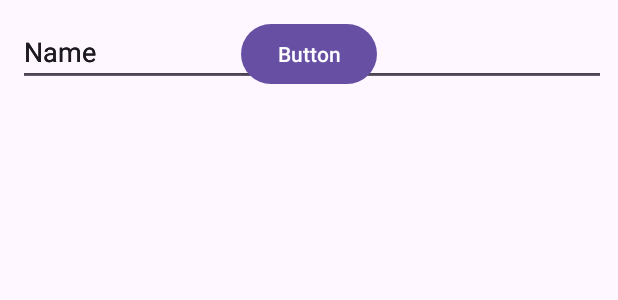
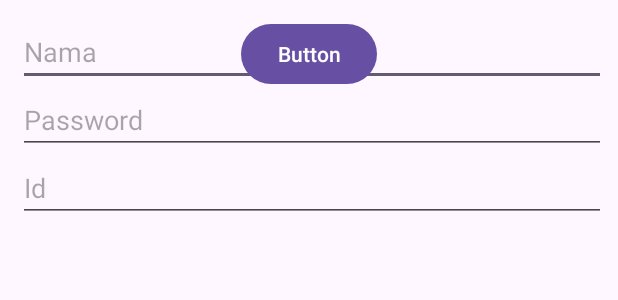
Before and after one commit to HanifBocil12/repo2-coba-cadangan, an Android app: the layout passing_data_between.xml on its own in the app's theme, with its tools: preview values and no code run, on a phone screen of 412 x 824 dp. Shown: the top 300 px of the screen. Run offline under Robolectric (Android 15) with nearby library versions, the phone set to English and light mode, and no system bars.

Commit message:
17/10/2024 10:28

```diff
--- a/app/src/main/java/com/example/repo2/MainActivity.kt
+++ b/app/src/main/java/com/example/repo2/MainActivity.kt
@@ -8,25 +8,33 @@ import androidx.appcompat.app.AppCompatActivity
 import androidx.core.view.ViewCompat
 import androidx.core.view.WindowInsetsCompat
 
-
 class MainActivity : AppCompatActivity() {
     override fun onCreate(savedInstanceState: Bundle?) {
         super.onCreate(savedInstanceState)
         enableEdgeToEdge()
-        setContentView(R.layout.activity_main)
-        ViewCompat.setOnApplyWindowInsetsListener(findViewById(R.id.main)) { v, insets ->
+        setContentView(R.layout.passing_data_between)
+        ViewCompat.setOnApplyWindowInsetsListener(findViewById(R.id.main3)) { v, insets ->
             val systemBars = insets.getInsets(WindowInsetsCompat.Type.systemBars())
             v.setPadding(systemBars.left, systemBars.top, systemBars.right, systemBars.bottom)
             insets
         }
-        var button = findViewById<Button>(R.id.button)
 
-
+        var etName =;
+        var button = findViewById<Button>(R.id.button3)
         button.setOnClickListener()
         {
-            Intent(this,layout2::class.java).also { it ->
+
+            Intent(this, layout2::class.java).also { it ->
                 startActivity(it)
             }
         }
+
+
+//        button.setOnClickListener()
+//        {
+//            Intent(this,layout2::class.java).also { it ->
+//                startActivity(it)
+//            }
+//        }
     }
 }
--- a/app/src/main/res/layout/passing_data_between.xml
+++ b/app/src/main/res/layout/passing_data_between.xml
@@ -9,34 +9,37 @@
     android:padding="12dp">
 
     <EditText
-        android:id="@+id/editTextText"
+        android:id="@+id/etName"
         android:layout_width="409dp"
         android:layout_height="wrap_content"
         android:ems="10"
         android:inputType="text"
-        android:text="Name"
+        android:text=""
+        android:hint="Nama"
         app:layout_constraintTop_toTopOf="parent"
         tools:layout_editor_absoluteX="12dp" />
 
     <EditText
-        android:id="@+id/editTextText2"
+        android:id="@+id/etPassword"
         android:layout_width="409dp"
         android:layout_height="wrap_content"
         android:ems="10"
         android:inputType="text"
-        android:text="Name"
-        app:layout_constraintStart_toStartOf="@+id/editTextText"
-        tools:layout_editor_absoluteY="83dp" />
+        android:text=""
+        android:hint="Password"
+        app:layout_constraintStart_toStartOf="@+id/etName"
+        app:layout_constraintTop_toBottomOf="@+id/etName" />
 
     <EditText
-        android:id="@+id/editTextText3"
+        android:id="@+id/etId"
         android:layout_width="409dp"
         android:layout_height="wrap_content"
         android:ems="10"
         android:inputType="text"
-        android:text="Name"
-        app:layout_constraintStart_toStartOf="@+id/editTextText2"
-        tools:layout_editor_absoluteY="140dp" />
+        android:text=""
+        android:hint="Id"
+        app:layout_constraintStart_toStartOf="@+id/etPassword"
+        app:layout_constraintTop_toBottomOf="@+id/etPassword" />
 
     <Button
         android:id="@+id/button3"
@@ -45,5 +48,5 @@
         android:text="Button"
         app:layout_constraintEnd_toEndOf="parent"
         app:layout_constraintStart_toStartOf="parent"
-        tools:layout_editor_absoluteY="209dp" />
+        tools:layout_editor_absoluteY="180dp" />
 </androidx.constraintlayout.widget.ConstraintLayout>
```
